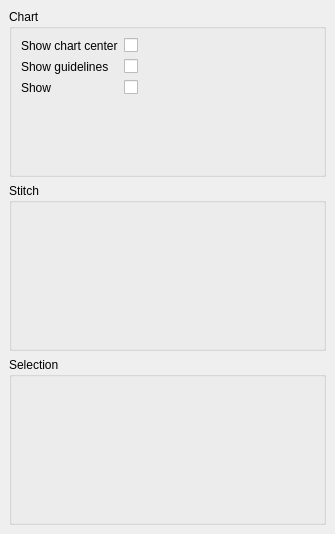
First picture: the form in src/propertiesdialog.ui, repository iPenguin/CrochetCharts, before the edit.
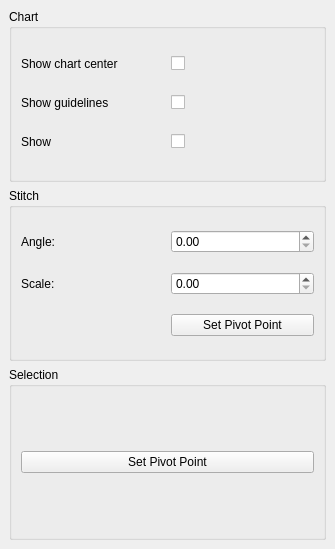
Second picture: the form after the edit.

What changed in the file:
```diff
--- a/src/propertiesdialog.ui
+++ b/src/propertiesdialog.ui
@@ -7,20 +7,20 @@
     <x>0</x>
     <y>0</y>
     <width>335</width>
-    <height>534</height>
+    <height>549</height>
    </rect>
   </property>
   <property name="windowTitle">
    <string>Properties</string>
   </property>
   <widget class="QWidget" name="dockWidgetContents">
-   <layout class="QVBoxLayout" name="verticalLayout">
-    <item>
+   <layout class="QGridLayout" name="gridLayout_2">
+    <item row="0" column="0">
      <widget class="QGroupBox" name="chartGroup">
       <property name="title">
        <string>Chart</string>
       </property>
-      <layout class="QFormLayout" name="formLayout">
+      <layout class="QGridLayout" name="gridLayout_3">
        <item row="0" column="0">
         <widget class="QLabel" name="label">
          <property name="text">
@@ -35,20 +35,6 @@
          </property>
         </widget>
        </item>
-       <item row="1" column="1">
-        <widget class="QCheckBox" name="showWedgeLines">
-         <property name="text">
-          <string/>
-         </property>
-        </widget>
-       </item>
-       <item row="2" column="1">
-        <widget class="QCheckBox" name="checkBox">
-         <property name="text">
-          <string/>
-         </property>
-        </widget>
-       </item>
        <item row="1" column="0">
         <widget class="QLabel" name="label_2">
          <property name="text">
@@ -56,6 +42,13 @@
          </property>
         </widget>
        </item>
+       <item row="1" column="1">
+        <widget class="QCheckBox" name="showWedgeLines">
+         <property name="text">
+          <string/>
+         </property>
+        </widget>
+       </item>
        <item row="2" column="0">
         <widget class="QLabel" name="label_3">
          <property name="text">
@@ -63,21 +56,66 @@
          </property>
         </widget>
        </item>
+       <item row="2" column="1">
+        <widget class="QCheckBox" name="checkBox">
+         <property name="text">
+          <string/>
+         </property>
+        </widget>
+       </item>
       </layout>
      </widget>
     </item>
-    <item>
+    <item row="1" column="0">
      <widget class="QGroupBox" name="stitchGroup">
       <property name="title">
        <string>Stitch</string>
       </property>
+      <layout class="QGridLayout" name="gridLayout">
+       <item row="0" column="0">
+        <widget class="QLabel" name="label_4">
+         <property name="text">
+          <string>Angle:</string>
+         </property>
+        </widget>
+       </item>
+       <item row="0" column="1">
+        <widget class="QDoubleSpinBox" name="doubleSpinBox"/>
+       </item>
+       <item row="1" column="0">
+        <widget class="QLabel" name="label_5">
+         <property name="text">
+          <string>Scale:</string>
+         </property>
+        </widget>
+       </item>
+       <item row="1" column="1">
+        <widget class="QDoubleSpinBox" name="doubleSpinBox_2"/>
+       </item>
+       <item row="2" column="1">
+        <widget class="QPushButton" name="pushButton">
+         <property name="text">
+          <string>Set Pivot Point</string>
+         </property>
+        </widget>
+       </item>
+      </layout>
      </widget>
     </item>
-    <item>
+    <item row="2" column="0">
      <widget class="QGroupBox" name="selectionGroup">
       <property name="title">
        <string>Selection</string>
       </property>
+      <layout class="QGridLayout" name="gridLayout_4">
+       <item row="0" column="0">
+        <widget class="QPushButton" name="pushButton_2">
+         <property name="text">
+          <string>Set Pivot Point</string>
+         </property>
+        </widget>
+       </item>
+      </layout>
      </widget>
     </item>
    </layout>
```
